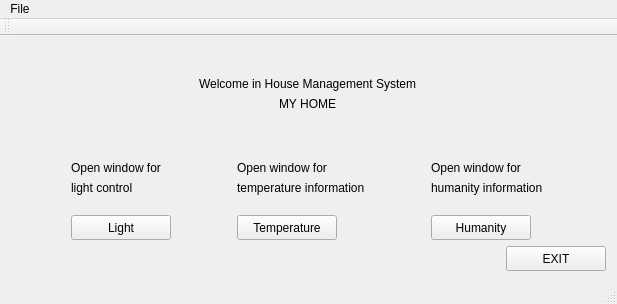
Old version of the form DesktopApp/DesktopApp/DesktopApp.ui in the repository KatDro/BMS.
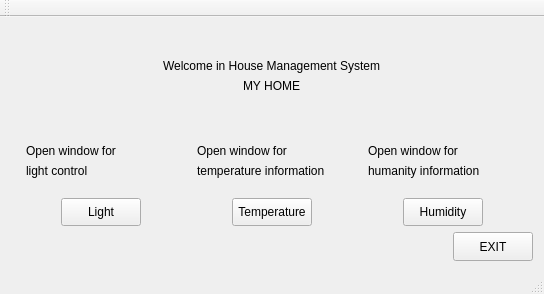
New version of the form.

Commit message: Adding light on/off functionality

The edit to the form file:
```diff
--- a/DesktopApp/DesktopApp/DesktopApp.ui
+++ b/DesktopApp/DesktopApp/DesktopApp.ui
@@ -6,8 +6,8 @@
    <rect>
     <x>0</x>
     <y>0</y>
-    <width>617</width>
-    <height>304</height>
+    <width>544</width>
+    <height>294</height>
    </rect>
   </property>
   <property name="windowTitle">
@@ -41,24 +41,11 @@
     </item>
     <item>
      <layout class="QGridLayout" name="gridLayout">
-      <item row="2" column="0">
-       <widget class="QPushButton" name="lightButton">
-        <property name="maximumSize">
-         <size>
-          <width>100</width>
-          <height>25</height>
-         </size>
-        </property>
-        <property name="text">
-         <string>Light</string>
-        </property>
-       </widget>
-      </item>
       <item row="0" column="0" alignment="Qt::AlignBottom">
        <widget class="QLabel" name="label_3">
         <property name="maximumSize">
          <size>
-          <width>16777215</width>
+          <width>150</width>
           <height>25</height>
          </size>
         </property>
@@ -67,37 +54,11 @@
         </property>
        </widget>
       </item>
-      <item row="2" column="2">
-       <widget class="QPushButton" name="humButton">
-        <property name="maximumSize">
-         <size>
-          <width>100</width>
-          <height>25</height>
-         </size>
-        </property>
-        <property name="text">
-         <string>Humanity</string>
-        </property>
-       </widget>
-      </item>
-      <item row="2" column="1">
-       <widget class="QPushButton" name="tempButton">
-        <property name="maximumSize">
-         <size>
-          <width>100</width>
-          <height>25</height>
-         </size>
-        </property>
-        <property name="text">
-         <string>Temperature</string>
-        </property>
-       </widget>
-      </item>
       <item row="1" column="0" alignment="Qt::AlignTop">
        <widget class="QLabel" name="label_4">
         <property name="maximumSize">
          <size>
-          <width>100</width>
+          <width>200</width>
           <height>25</height>
          </size>
         </property>
@@ -106,22 +67,66 @@
         </property>
        </widget>
       </item>
-      <item row="0" column="1" alignment="Qt::AlignBottom">
-       <widget class="QLabel" name="label_5">
+      <item row="0" column="2" alignment="Qt::AlignBottom">
+       <widget class="QLabel" name="label_7">
+        <property name="maximumSize">
+         <size>
+          <width>150</width>
+          <height>16777215</height>
+         </size>
+        </property>
         <property name="text">
          <string>Open window for</string>
         </property>
        </widget>
       </item>
+      <item row="3" column="2" alignment="Qt::AlignHCenter">
+       <widget class="QPushButton" name="humButton">
+        <property name="maximumSize">
+         <size>
+          <width>100</width>
+          <height>29</height>
+         </size>
+        </property>
+        <property name="text">
+         <string>Humidity</string>
+        </property>
+       </widget>
+      </item>
+      <item row="3" column="0" alignment="Qt::AlignHCenter">
+       <widget class="QPushButton" name="lightButton">
+        <property name="maximumSize">
+         <size>
+          <width>100</width>
+          <height>29</height>
+         </size>
+        </property>
+        <property name="text">
+         <string>Light</string>
+        </property>
+       </widget>
+      </item>
       <item row="1" column="1" alignment="Qt::AlignTop">
        <widget class="QLabel" name="label_6">
+        <property name="maximumSize">
+         <size>
+          <width>200</width>
+          <height>16777215</height>
+         </size>
+        </property>
         <property name="text">
          <string>temperature information</string>
         </property>
        </widget>
       </item>
-      <item row="0" column="2" alignment="Qt::AlignBottom">
-       <widget class="QLabel" name="label_7">
+      <item row="0" column="1" alignment="Qt::AlignBottom">
+       <widget class="QLabel" name="label_5">
+        <property name="maximumSize">
+         <size>
+          <width>150</width>
+          <height>16777215</height>
+         </size>
+        </property>
         <property name="text">
          <string>Open window for</string>
         </property>
@@ -129,11 +134,30 @@
       </item>
       <item row="1" column="2" alignment="Qt::AlignTop">
        <widget class="QLabel" name="label_8">
+        <property name="maximumSize">
+         <size>
+          <width>200</width>
+          <height>16777215</height>
+         </size>
+        </property>
         <property name="text">
          <string>humanity information</string>
         </property>
        </widget>
       </item>
+      <item row="3" column="1" alignment="Qt::AlignHCenter">
+       <widget class="QPushButton" name="tempButton">
+        <property name="maximumSize">
+         <size>
+          <width>100</width>
+          <height>29</height>
+         </size>
+        </property>
+        <property name="text">
+         <string>Temperature</string>
+        </property>
+       </widget>
+      </item>
      </layout>
     </item>
     <item>
@@ -145,14 +169,14 @@
        <widget class="QPushButton" name="exitButton">
         <property name="minimumSize">
          <size>
-          <width>100</width>
-          <height>25</height>
+          <width>0</width>
+          <height>0</height>
          </size>
         </property>
         <property name="maximumSize">
          <size>
           <width>100</width>
-          <height>25</height>
+          <height>29</height>
          </size>
         </property>
         <property name="text">
@@ -169,17 +193,10 @@
     <rect>
      <x>0</x>
      <y>0</y>
-     <width>617</width>
+     <width>544</width>
      <height>21</height>
     </rect>
    </property>
-   <widget class="QMenu" name="menuFile">
-    <property name="title">
-     <string>File</string>
-    </property>
-    <addaction name="actionExit"/>
-   </widget>
-   <addaction name="menuFile"/>
   </widget>
   <widget class="QToolBar" name="mainToolBar">
    <attribute name="toolBarArea">
```
The commit also changes 85 other files.
